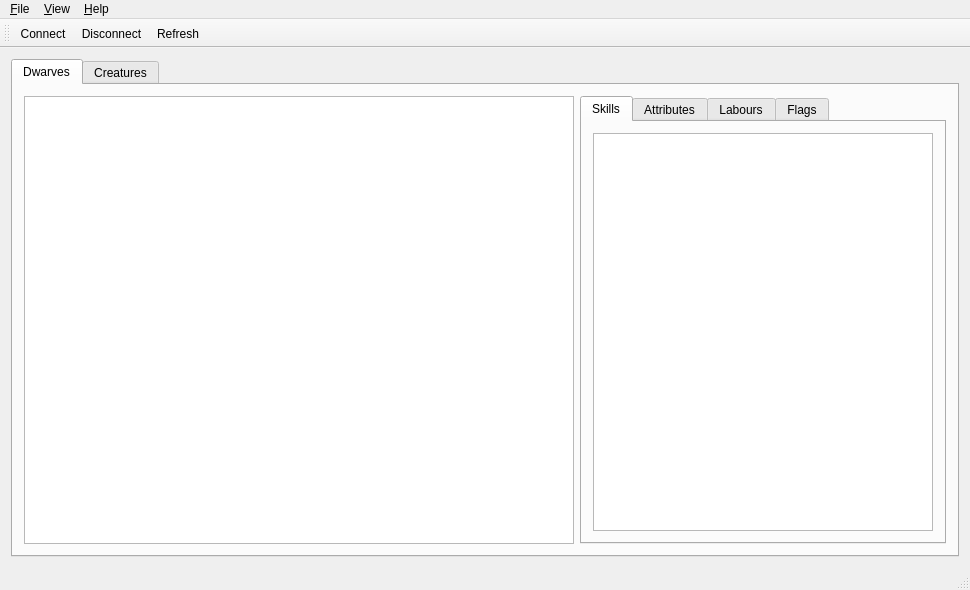
Qt form Runesmith/runesmith.ui (DFHack/Runesmith) before a commit.
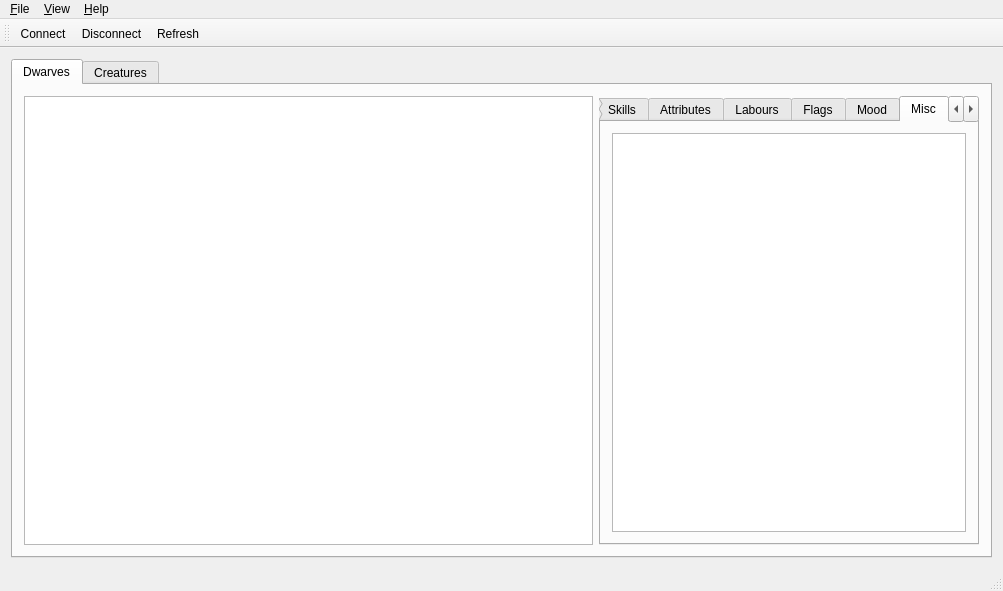
The same form after that commit. The open tabs and pages were chosen to show the change. Icons and pictures are not drawn.

Commit message: Added misc info such as dob, age, position, sex, etc

What changed in the file:
```diff
--- a/Runesmith/runesmith.ui
+++ b/Runesmith/runesmith.ui
@@ -6,8 +6,8 @@
    <rect>
     <x>0</x>
     <y>0</y>
-    <width>970</width>
-    <height>590</height>
+    <width>1003</width>
+    <height>591</height>
    </rect>
   </property>
   <property name="windowTitle">
@@ -154,6 +154,38 @@
             </item>
            </layout>
           </widget>
+          <widget class="QWidget" name="dMoodTab">
+           <attribute name="title">
+            <string>Mood</string>
+           </attribute>
+          </widget>
+          <widget class="QWidget" name="dMiscTab">
+           <attribute name="title">
+            <string>Misc</string>
+           </attribute>
+           <layout class="QGridLayout" name="gridLayout_13">
+            <item row="0" column="0">
+             <widget class="QTableView" name="dMiscTV">
+              <attribute name="horizontalHeaderDefaultSectionSize">
+               <number>115</number>
+              </attribute>
+              <attribute name="horizontalHeaderDefaultSectionSize">
+               <number>115</number>
+              </attribute>
+             </widget>
+            </item>
+           </layout>
+          </widget>
+          <widget class="QWidget" name="dTraitsTab">
+           <attribute name="title">
+            <string>Traits</string>
+           </attribute>
+           <layout class="QGridLayout" name="gridLayout_12">
+            <item row="0" column="0">
+             <widget class="QTextBrowser" name="dTraitsTxt"/>
+            </item>
+           </layout>
+          </widget>
          </widget>
         </item>
         <item row="1" column="0">
@@ -333,7 +365,7 @@
     <rect>
      <x>0</x>
      <y>0</y>
-     <width>970</width>
+     <width>1003</width>
      <height>21</height>
     </rect>
    </property>
```
Left out of the diff: 27 changed lines with no effect on the pictures. The commit also changes 8 other files.
